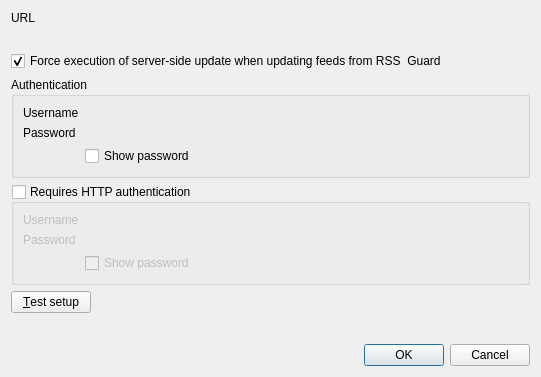
This is src/services/tt-rss/gui/formeditaccount.ui in martinrotter/rssguard as Qt 5 draws it before an edit. The edited form follows.
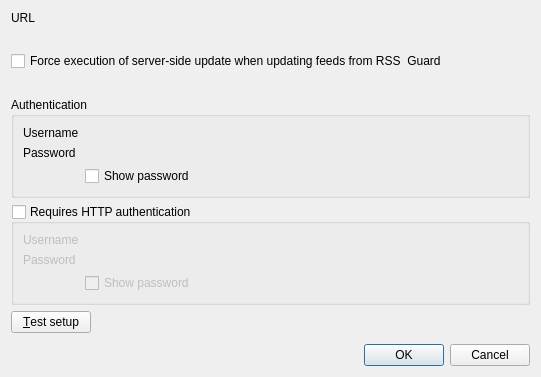
This is the edited form. Custom widgets are drawn as their Qt base class.

Patch:
```diff
--- a/src/services/tt-rss/gui/formeditaccount.ui
+++ b/src/services/tt-rss/gui/formeditaccount.ui
@@ -33,7 +33,7 @@
        </item>
       </layout>
      </item>
-     <item row="3" column="0" colspan="2">
+     <item row="4" column="0" colspan="2">
       <widget class="QGroupBox" name="m_gbAuthentication">
        <property name="toolTip">
         <string>Some feeds require authentication, including GMail feeds. BASIC, NTLM-2 and DIGEST-MD5 authentication schemes are supported.</string>
@@ -84,7 +84,7 @@
        </layout>
       </widget>
      </item>
-     <item row="4" column="0" colspan="2">
+     <item row="5" column="0" colspan="2">
       <widget class="QGroupBox" name="m_gbHttpAuthentication">
        <property name="toolTip">
         <string>Some feeds require authentication, including GMail feeds. BASIC, NTLM-2 and DIGEST-MD5 authentication schemes are supported.</string>
@@ -138,14 +138,14 @@
        </layout>
       </widget>
      </item>
-     <item row="5" column="0">
+     <item row="6" column="0">
       <widget class="QPushButton" name="m_btnTestSetup">
        <property name="text">
         <string>&amp;Test setup</string>
        </property>
       </widget>
      </item>
-     <item row="5" column="1">
+     <item row="6" column="1">
       <widget class="LabelWithStatus" name="m_lblTestResult" native="true">
        <property name="sizePolicy">
         <sizepolicy hsizetype="Expanding" vsizetype="Preferred">
@@ -163,15 +163,25 @@
        <property name="text">
         <string>Force execution of server-side update when updating feeds from RSS  Guard</string>
        </property>
-       <property name="checked">
-        <bool>true</bool>
-       </property>
       </widget>
      </item>
      <item row="1" column="0" colspan="2">
       <widget class="QLabel" name="m_lblDescription">
        <property name="text">
         <string/>
+       </property>
+       <property name="wordWrap">
+        <bool>true</bool>
+       </property>
+      </widget>
+     </item>
+     <item row="3" column="0" colspan="2">
+      <widget class="QLabel" name="m_lblServerSideUpdateInformation">
+       <property name="text">
+        <string/>
+       </property>
+       <property name="wordWrap">
+        <bool>true</bool>
        </property>
       </widget>
      </item>
```
